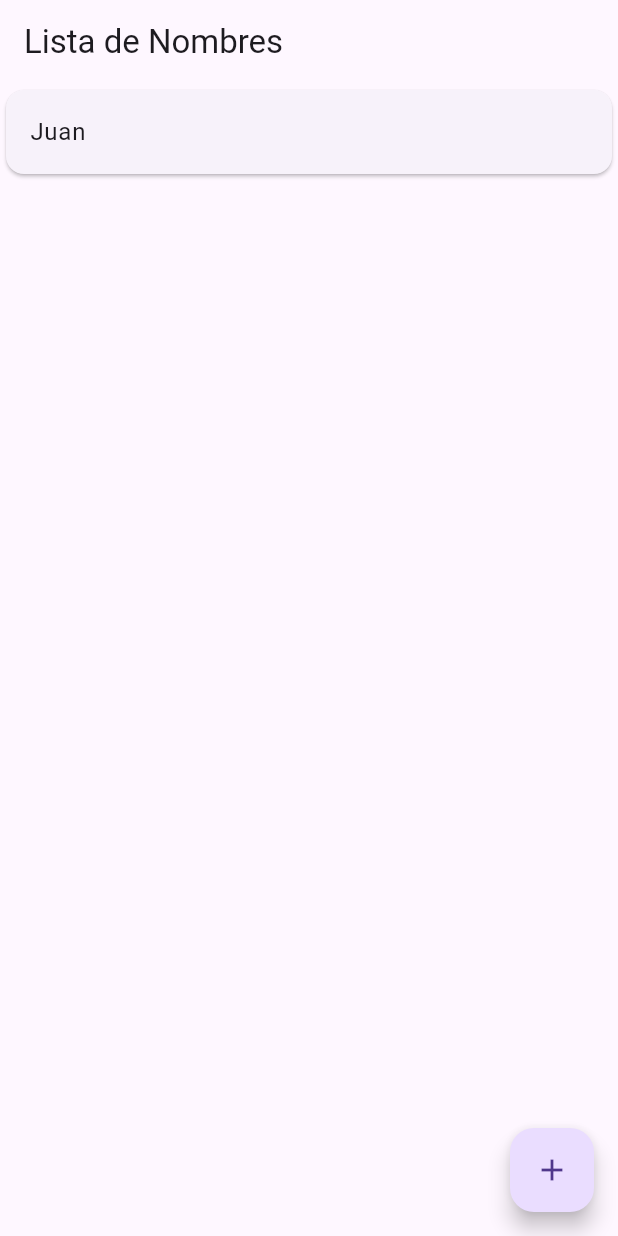
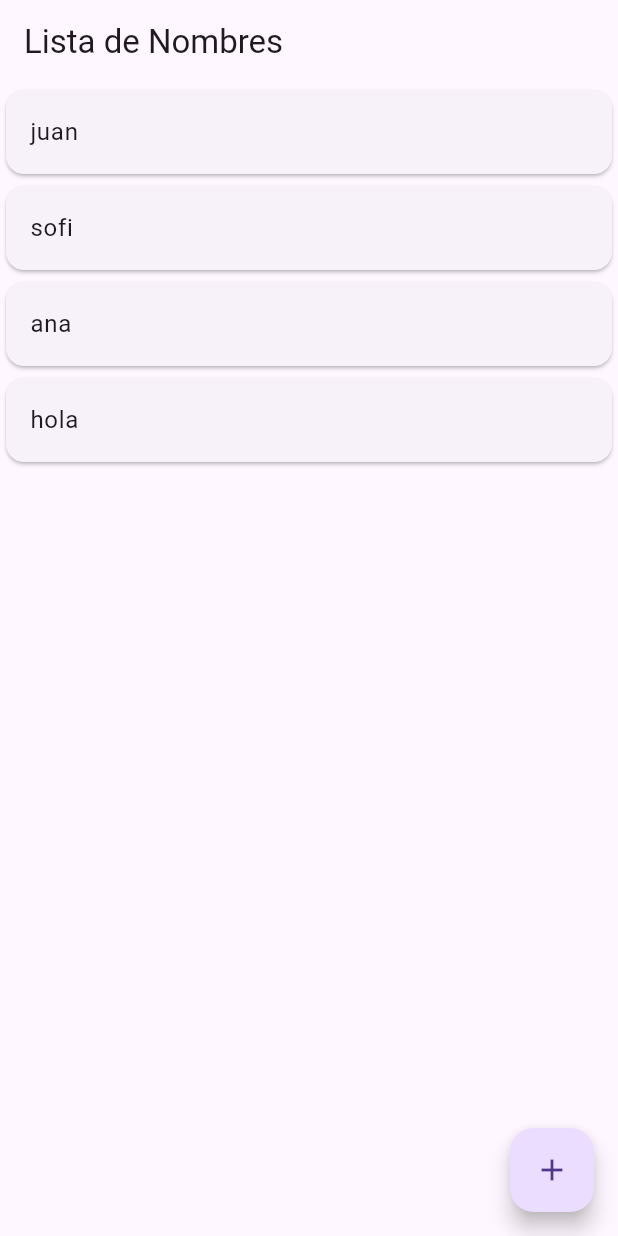
Before and after one commit to Sofia-F3/DAP-2024, a Flutter app: the screen it shows after launch, on a phone screen of 412 x 824 dp. Run offline on Flutter 3.47's test engine with Material 3 defaults, Android fonts, the phone set to English and light mode, and no system bars; our stand-ins replace flutter_riverpod, go_router.

```diff
--- a/rivpod/lib/providers.dart
+++ b/rivpod/lib/providers.dart
@@ -1,5 +1,15 @@
 import 'package:flutter_riverpod/flutter_riverpod.dart';
 
+StateProvider<List<String>> nameListProvider = StateProvider<List<String>>((ref) => nombres);
+
+List<String> nombres = [
+  'juan',
+  "sofi",
+  "ana",
+  "hola",
+];
+
+/*
 final nameListProvider =
     StateNotifierProvider<NameListNotifier, List<String>>((ref) {
   return NameListNotifier();
@@ -26,3 +36,4 @@ class NameListNotifier extends StateNotifier<List<String>> {
     state = updatedList;
   }
 }
+*/
```
Also changed, not shown: rivpod/lib/screens/details_screen.dart (+4 -4 lines).
